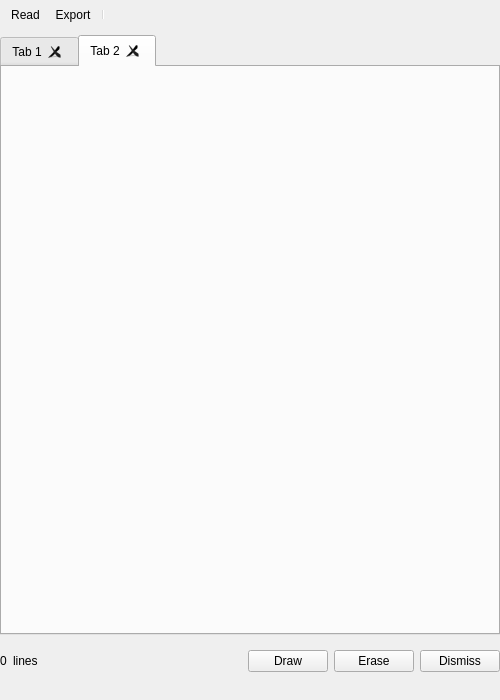
The window that specviz/plugins/line_labels/ui/linelists_window.ui (nmearl/specviz) describes before a commit, drawn with Qt 5.
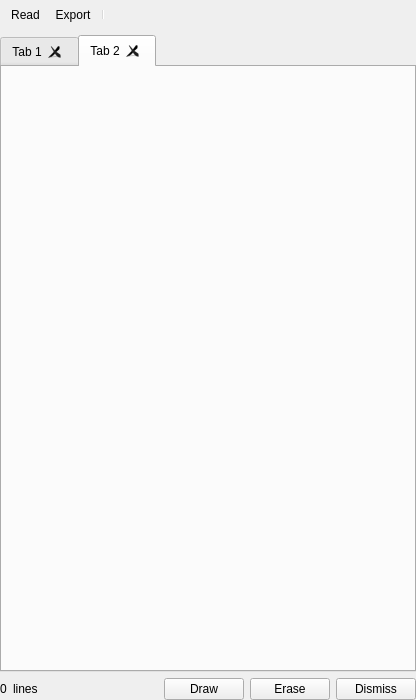
The same window after the commit. Icons and pictures are not drawn.

The edit to the form file:
```diff
--- a/specviz/plugins/line_labels/ui/linelists_window.ui
+++ b/specviz/plugins/line_labels/ui/linelists_window.ui
@@ -6,7 +6,7 @@
    <rect>
     <x>0</x>
     <y>0</y>
-    <width>500</width>
+    <width>416</width>
     <height>700</height>
    </rect>
   </property>
@@ -80,8 +80,11 @@
    </item>
    <item>
     <layout class="QGridLayout" name="gridLayout_2">
+     <property name="rightMargin">
+      <number>0</number>
+     </property>
      <property name="bottomMargin">
-      <number>28</number>
+      <number>0</number>
      </property>
      <item row="0" column="0">
       <layout class="QVBoxLayout" name="verticalLayout">
@@ -112,6 +115,9 @@
           <property name="rightMargin">
            <number>0</number>
           </property>
+          <property name="bottomMargin">
+           <number>0</number>
+          </property>
           <item row="0" column="0">
            <widget class="QTabWidget" name="tab_widget">
             <property name="sizePolicy">
```
